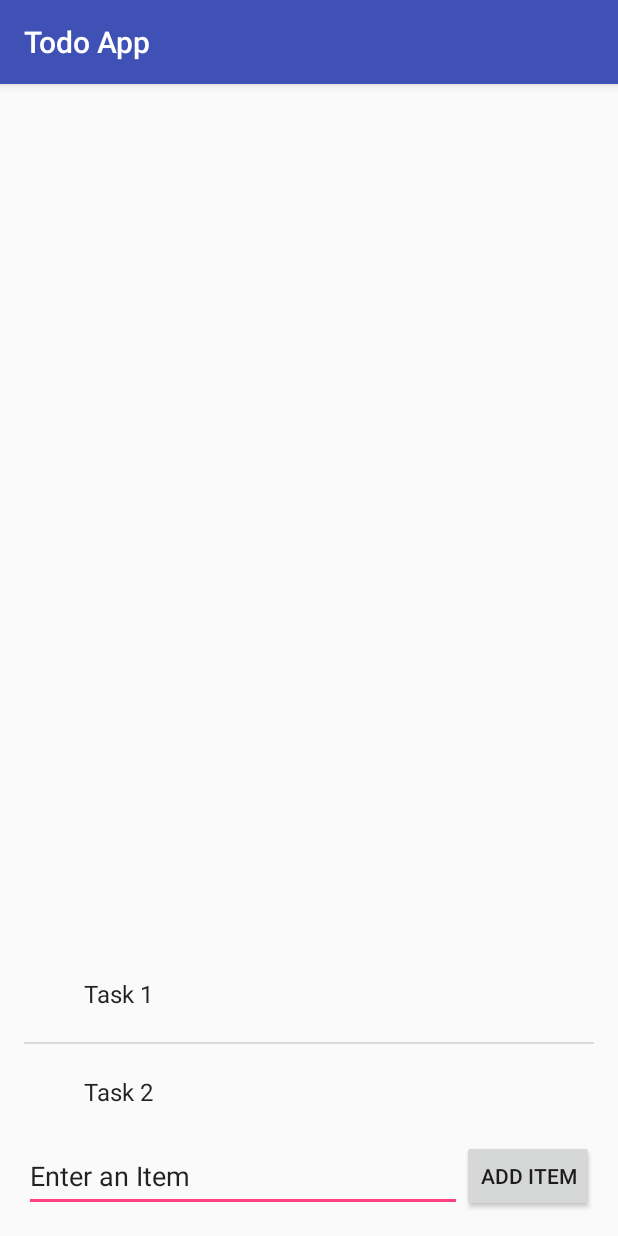
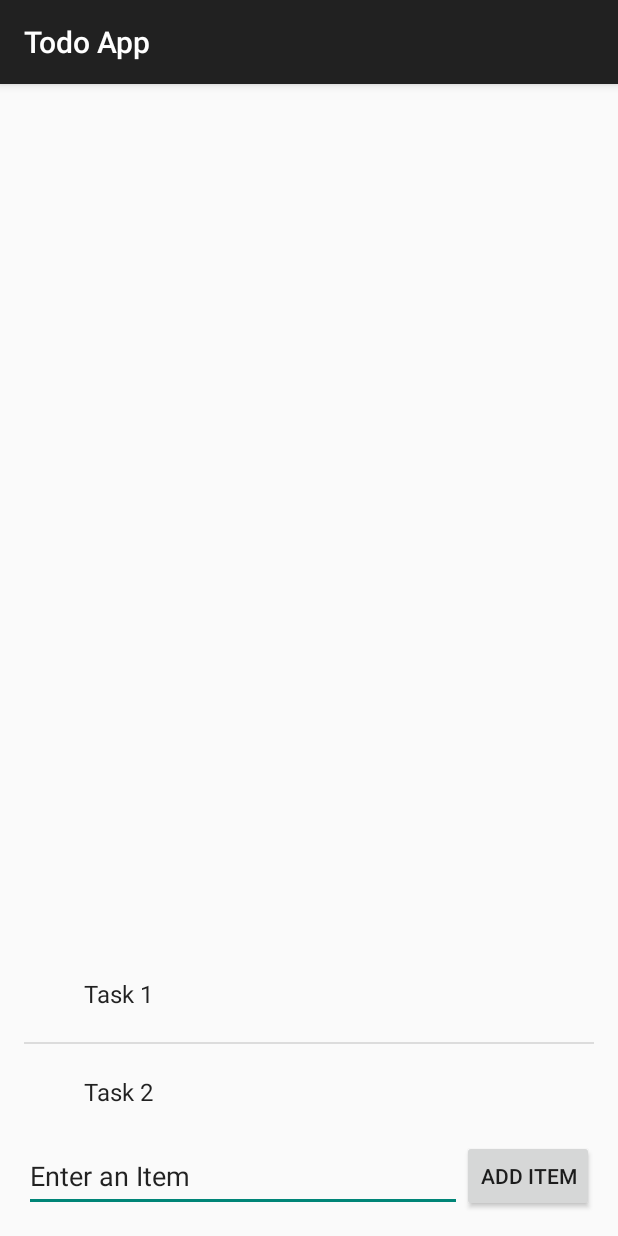
Before and after one commit to codeon19/Remindly, an Android app: the screen it shows after launch (MainActivity), on a phone screen of 412 x 824 dp. Run offline under Robolectric (Android 15) with nearby library versions, the phone set to English and light mode, and no system bars.

Commit message:
Switched to dark theme
use of different themes in styles.xml

```diff
--- a/app/src/main/res/values/colors.xml
+++ b/app/src/main/res/values/colors.xml
@@ -1,6 +1,12 @@
 <?xml version="1.0" encoding="utf-8"?>
+
 <resources>
     <color name="colorPrimary">#3F51B5</color>
-    <color name="colorPrimaryDark">#303F9F</color>
-    <color name="colorAccent">#FF4081</color>
+    <color name="colorPrimary_dark">#303F9F</color>
+    <color name="colorPrimary_light">#C5CAE9</color>
+    <color name="colorAccent">#FF5252</color>
+    <color name="colorPrimary_text">#212121</color>
+    <color name="colorSecondary_text">#727272</color>
+    <color name="colorIcons">#FFFFFF</color>
+    <color name="colorDivider">#B6B6B6</color>
 </resources>
--- a/app/src/main/res/values/styles.xml
+++ b/app/src/main/res/values/styles.xml
@@ -3,9 +3,10 @@
     <!-- Base application theme. -->
     <style name="AppTheme" parent="Theme.AppCompat.Light.DarkActionBar">
         <!-- Customize your theme here. -->
-        <item name="colorPrimary">@color/colorPrimary</item>
-        <item name="colorPrimaryDark">@color/colorPrimaryDark</item>
-        <item name="colorAccent">@color/colorAccent</item>
+        <!--<item name="colorPrimary">@color/colorPrimary</item>-->
+        <!--<item name="andcolorPrimaryDark">@color/colorPrimary_dark</item>-->
+        <!--<item name="colorAccent">@color/colorAccent</item>-->
+        <!--<item name="windowBackground">@color/colorPrimary</item>-->
     </style>
 
 </resources>
--- a/build.gradle
+++ b/build.gradle
@@ -5,7 +5,7 @@ buildscript {
         jcenter()
     }
     dependencies {
-        classpath 'com.android.tools.build:gradle:2.1.0'
+        classpath 'com.android.tools.build:gradle:2.1.2'
 
         // NOTE: Do not place your application dependencies here; they belong
         // in the individual module build.gradle files
```
Also changed, not shown: 2 other files.
